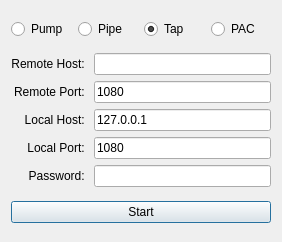
pipesocks/pipesocks, file pipesocks/mainwidget.ui: the form before one commit.
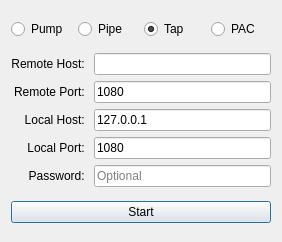
The form after the commit.

The edit to the form file:
```diff
--- a/pipesocks/mainwidget.ui
+++ b/pipesocks/mainwidget.ui
@@ -134,6 +134,9 @@
        <property name="echoMode">
         <enum>QLineEdit::Password</enum>
        </property>
+       <property name="placeholderText">
+        <string>Optional</string>
+       </property>
       </widget>
      </item>
     </layout>
```
